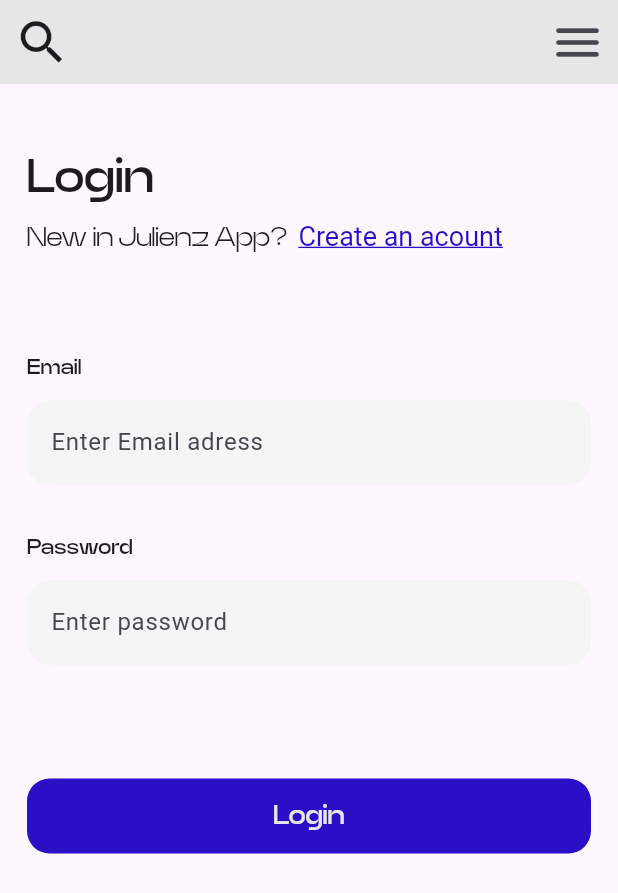
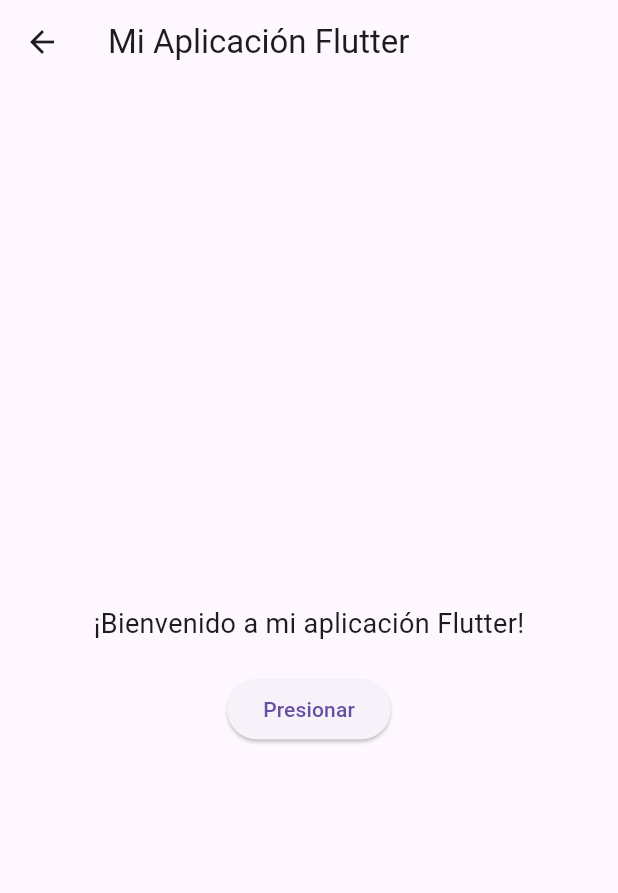
Before and after one commit to ju-lienz/login-app, a Flutter app: the screen it shows after launch, after a tap on "Login", on a phone screen of 412 x 824 dp. Shown: the top 893 px of the screen. Run offline on Flutter 3.47's test engine with Material 2 defaults, Android fonts, the phone set to English and light mode, and no system bars.

Commit message:
Add interactivity button and checkbox to login

```diff
--- a/lib/main.dart
+++ b/lib/main.dart
@@ -1,5 +1,5 @@
 import 'package:flutter/material.dart';
-import 'package:login_app/screens/home.dart';
+import 'package:login_app/screens/login.dart';
 import 'package:login_app/widgets/app_bar.dart';
 
 void main() {
--- a/lib/screens/home.dart
+++ b/lib/screens/home.dart
@@ -1,47 +1,45 @@
-import 'package:flutter/material.dart'; // Importación de la librería de Flutter
-import 'package:login_app/widgets/input_field.dart';
-import 'package:login_app/widgets/main_text.dart';
-import 'package:login_app/widgets/principal_button.dart';
-import 'package:login_app/widgets/secondary_text.dart';
+import 'package:flutter/material.dart';
 
-class BuildBody extends StatefulWidget {
-  const BuildBody({
-    // Constructor de la clase BuildBody
-    super.key,
-  });
+void main() {
+  runApp(const MyApp());
+}
+
+class MyApp extends StatelessWidget {
+  const MyApp({super.key});
 
   @override
-  State<BuildBody> createState() => _BuildBodyState();
+  Widget build(BuildContext context) {
+    return const MaterialApp(
+      home: HomeScreen(),
+    );
+  }
 }
 
-class _BuildBodyState extends State<BuildBody> {
+class HomeScreen extends StatelessWidget {
+  const HomeScreen({super.key});
+
   @override
   Widget build(BuildContext context) {
-    return const Center(
-      child: Align(
+    return Scaffold(
+      appBar: AppBar(
+        title: const Text('Mi Aplicación Flutter'),
+      ),
+      body: Center(
         child: Column(
-          crossAxisAlignment: CrossAxisAlignment.start,
-          children: [
-            SizedBox(height: 35.0),
-            MainText(
-              text: 'Login',
+          mainAxisAlignment: MainAxisAlignment.center,
+          children: <Widget>[
+            const SizedBox(height: 20),
+            const Text(
+              '¡Bienvenido a mi aplicación Flutter!',
+              style: TextStyle(fontSize: 18),
             ),
-            SecondaryText(
-                firstText: 'New in Julienz App?  ', // Primer fragmento de texto
-                hyperlinkText:
-                    'Create an acount', // Segundo fragmento de texto (hipervínculo)
-                fontSize: 18),
-            SizedBox(height: 50.0),
-            InputField(
-              hintText: 'Enter Email adress',
-              inputName: 'Email',
+            const SizedBox(height: 20),
+            ElevatedButton(
+              onPressed: () {
+                Navigator.pop(context);
+              },
+              child: const Text('Presionar'),
             ),
-            InputField(
-              hintText: 'Enter password',
-              inputName: 'Password',
-            ),
-            SizedBox(height: 60.0),
-            PrincipalButton(),
           ],
         ),
       ),
--- /dev/null
+++ b/lib/screens/login.dart
@@ -0,0 +1,65 @@
+import 'package:flutter/material.dart'; // Importación de la librería de Flutter
+import 'package:login_app/constants/colors.dart';
+import 'package:login_app/widgets/input_field.dart';
+import 'package:login_app/widgets/main_text.dart';
+import 'package:login_app/widgets/principal_button.dart';
+import 'package:login_app/widgets/secondary_text.dart';
+
+class BuildBody extends StatefulWidget {
+  const BuildBody({
+    // Constructor de la clase BuildBody
+    super.key,
+  });
+
+  @override
+  State<BuildBody> createState() => _BuildBodyState();
+}
+
+class _BuildBodyState extends State<BuildBody> {
+  bool isChecked = false;
+  @override
+  Widget build(BuildContext context) {
+    return Center(
+      child: Align(
+        child: Column(
+          crossAxisAlignment: CrossAxisAlignment.start,
+          children: [
+            const SizedBox(height: 35.0),
+            const MainText(
+              text: 'Login',
+            ),
+            const SecondaryText(
+                firstText: 'New in Julienz App?  ', // Primer fragmento de texto
+                hyperlinkText:
+                    'Create an acount', // Segundo fragmento de texto (hipervínculo)
+                fontSize: 18),
+            const SizedBox(height: 50.0),
+            const InputField(
+              hintText: 'Enter Email adress',
+              inputName: 'Email',
+            ),
+            const InputField(
+              hintText: 'Enter password',
+              inputName: 'Password',
+            ),
+            Row(
+              children: [
+                Checkbox(
+                    value: isChecked,
+                    activeColor: primaryColor,
+                    onChanged: (newbool) {
+                      setState(() {
+                        isChecked = newbool!;
+                      });
+                    }),
+                const Text('Remember me'),
+              ],
+            ),
+            const SizedBox(height: 30.0),
+            const PrincipalButton(),
+          ],
+        ),
+      ),
+    );
+  }
+}
--- a/lib/widgets/principal_button.dart
+++ b/lib/widgets/principal_button.dart
@@ -1,5 +1,6 @@
 import 'package:flutter/material.dart';
 import 'package:login_app/constants/colors.dart';
+import 'package:login_app/screens/home.dart';
 
 class PrincipalButton extends StatelessWidget {
   const PrincipalButton({
@@ -19,7 +20,12 @@ class PrincipalButton extends StatelessWidget {
                 15), // Bordes redondeados // Borde personalizado
           ),
         ),
-        onPressed: () {},
+        onPressed: () {
+          Navigator.push(
+            context,
+            MaterialPageRoute(builder: (context) => const HomeScreen()),
+          );
+        },
         child: const Text(
           "Login",
           style: TextStyle(
```
